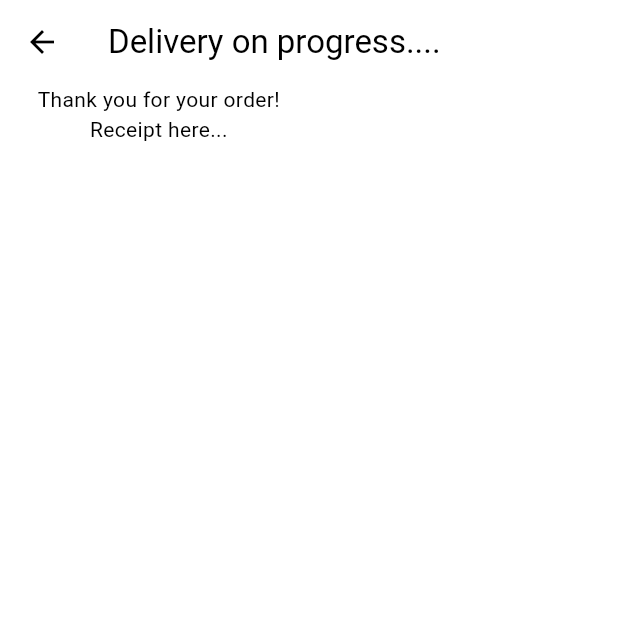
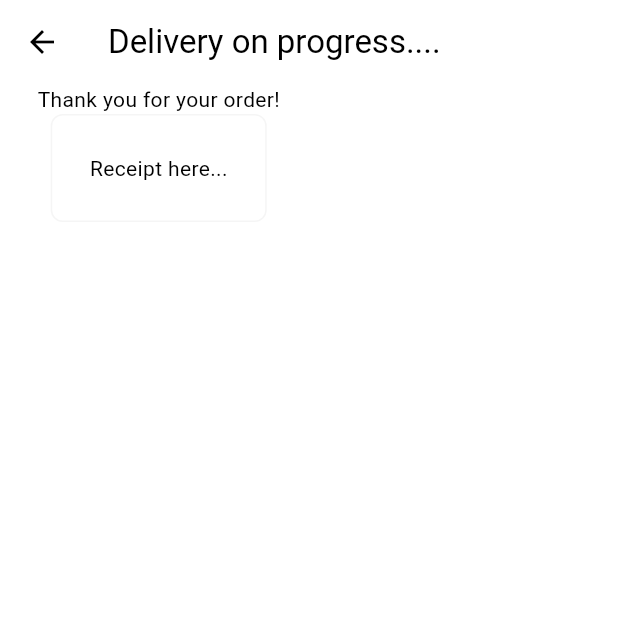
Before and after one commit to wahyuumoko/shop-add-delivery, a Flutter app: the DeliveryProgressPage screen opened directly, on a phone screen of 412 x 824 dp, the top half of it. Run offline on Flutter 3.47's test engine with Material 3 defaults, Android fonts, the phone set to English and light mode, and no system bars; our stand-ins replace flutter_credit_card.

Commit message:
tambahan di receipt

```diff
--- a/lib/components/my_receipt.dart
+++ b/lib/components/my_receipt.dart
@@ -8,9 +8,15 @@ class MyReceipt extends StatelessWidget {
     return Padding(padding: const EdgeInsets.only(left: 25, right: 25, bottom: 25),
     child: Column(
       children: [
-        Text("Thank you for your order!"),
+        const Text("Thank you for your order!"),
         Container(
-          child: Text("Receipt here..."),
+          decoration: BoxDecoration(
+           border:
+           Border.all(color:Theme.of(context).colorScheme.secondary),
+           borderRadius: BorderRadius.circular(8)
+          ),
+          padding: const EdgeInsets.all(25),
+          child: const Text("Receipt here..."),
         ),
       ],
     ),
```
